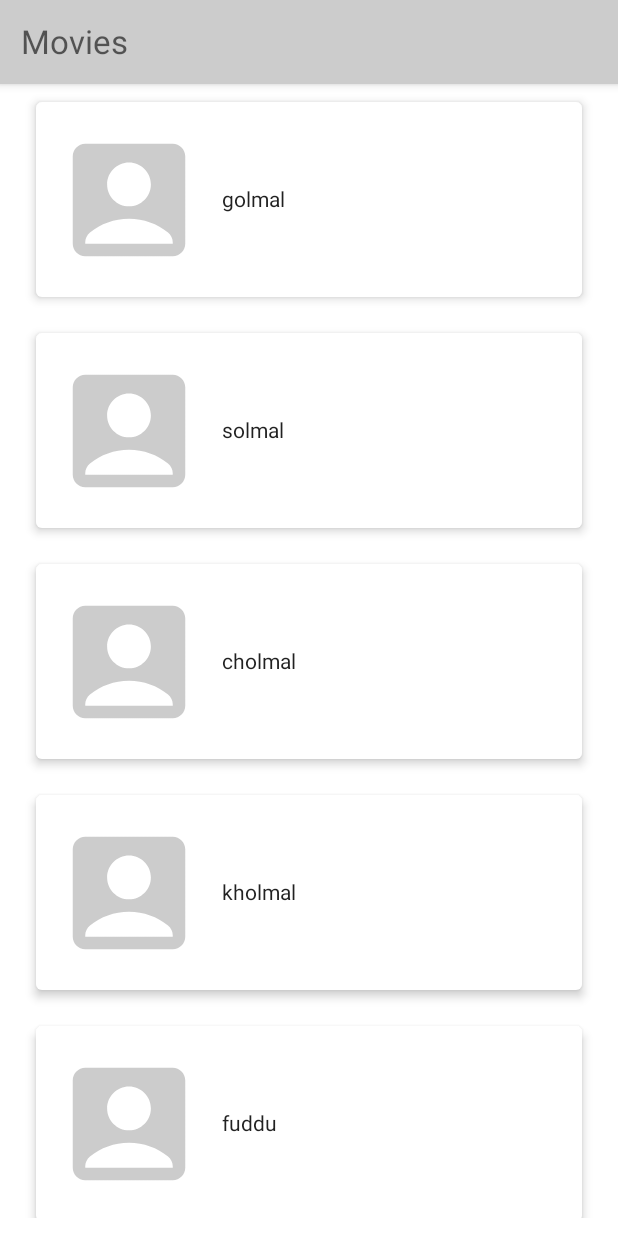
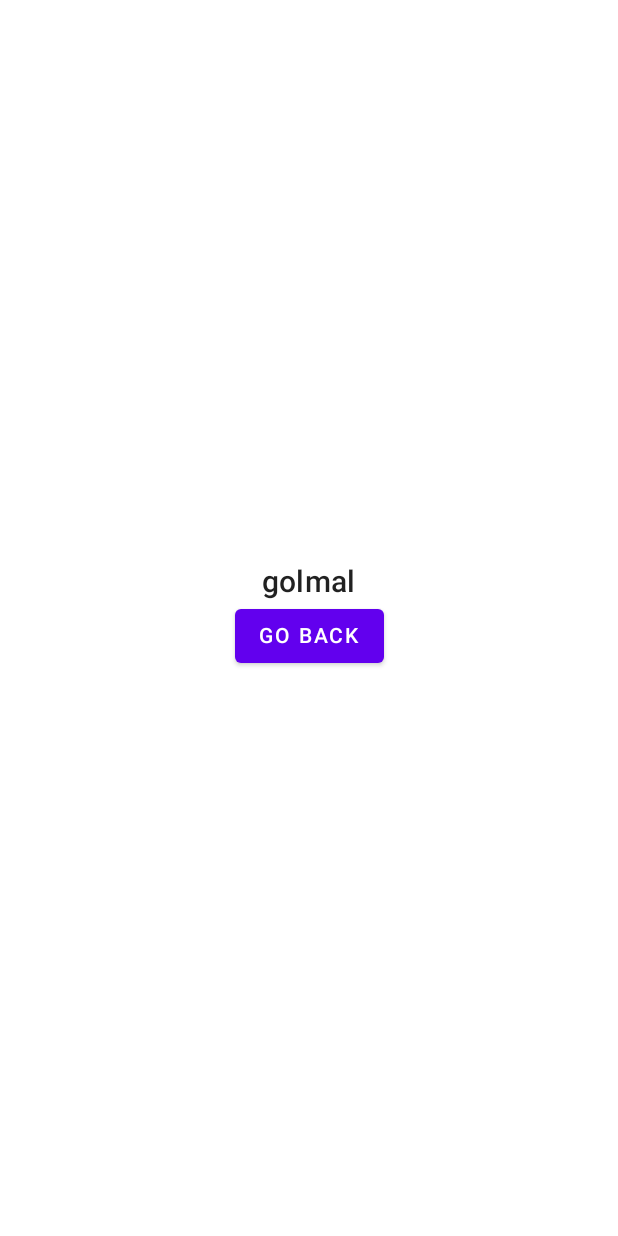
Before and after one commit to jackq97/movie-app-jetpack-compose, an Android app built with Jetpack Compose: the screen it shows after launch (MainActivity), after a tap on "golmal", on a phone screen of 412 x 824 dp. Run offline under Robolectric (Android 15) with nearby library versions, the phone set to English and light mode, and no system bars; our stand-ins replace accompanist.

Commit message:
initial commit

```diff
--- a/app/src/main/java/com/example/jetmovieapp/navigation/MovieNavigation.kt
+++ b/app/src/main/java/com/example/jetmovieapp/navigation/MovieNavigation.kt
@@ -43,9 +43,12 @@ fun MovieNavigation() {
         // accepts list of arguments and in it we can pass the name
         // and type of argument
 
-        composable(MovieScreens.DetailsScreen.name
+        // it is like in web development link (url) in the route
+        // at end we add the file we want to pass with + /{file}
+
+        composable(MovieScreens.DetailsScreen.name+ "/{movie}"
         , arguments = listOf(navArgument(name = "movie"){type = NavType.StringType})
-        ) {
+        ) {navBackStackEntry ->
 
             // so we are putting the data as an argument but how do we get
             // access to or retrieve the data, well we gonna get it from
@@ -54,7 +57,7 @@ fun MovieNavigation() {
             // parameter
 
                 DetailsScreen(navController = navController
-                ,
+                ,navBackStackEntry.arguments?.getString("movie")
                 )
         }
 
--- a/app/src/main/java/com/example/jetmovieapp/screens/details/DetailsScreen.kt
+++ b/app/src/main/java/com/example/jetmovieapp/screens/details/DetailsScreen.kt
@@ -1,16 +1,55 @@
 package com.example.jetmovieapp.screens.details
 
+import androidx.compose.foundation.layout.Arrangement
+import androidx.compose.foundation.layout.Column
+import androidx.compose.foundation.layout.fillMaxSize
+import androidx.compose.material.Button
+import androidx.compose.material.MaterialTheme
+import androidx.compose.material.Surface
 import androidx.compose.material.Text
 import androidx.compose.runtime.Composable
+import androidx.compose.ui.Alignment
+import androidx.compose.ui.Modifier
+import androidx.compose.ui.layout.VerticalAlignmentLine
 import androidx.navigation.NavController
 
 // here we gonna add details screen for our app
 // this file is inside a package named details
+// the second parameter is data that we are passing from the
+// home screen
+
+@Composable
+fun DetailsScreen(navController: NavController,
+                  movieData: String?){
+
+    Surface(modifier = Modifier.fillMaxSize()) {
+
+        Column(
+            verticalArrangement = Arrangement.Center,
+            horizontalAlignment = Alignment.CenterHorizontally
+        ) {
+
+            Text(text = movieData.toString(),
+                style = MaterialTheme.typography.h6
+            )
+
+            Button(onClick = {
+
+                // going back to the activity we came from
+                navController.popBackStack()
+
+            }) {
+
+                Text(text = "GO BACK",
+                    style = MaterialTheme.typography.button
+                )
+
+            }
+
+        }
+
+    }
 
 
-@Composable
-fun DetailsScreen(navController: NavController){
-
-    Text(text = "details screen")
 
 }
--- a/app/src/main/java/com/example/jetmovieapp/screens/homes/HomeScreen.kt
+++ b/app/src/main/java/com/example/jetmovieapp/screens/homes/HomeScreen.kt
@@ -96,10 +96,13 @@ fun HomeScreen(navController: NavController) {
                         // all the available items and then add it to the card one by one
 
                         // we know movie row has a trailing lambda with movie parameter
-                        MovieRow(it) { movieName ->
+                        MovieRow(it) { movieSingleItem ->
+
+                            // now we gonna pass the single movie name in
+                            // our screen directory
 
                             navController.navigate(
-                                route = MovieScreens.DetailsScreen.name)
+                                route = MovieScreens.DetailsScreen.name+"/$movieSingleItem")
 
                         }
 
```
